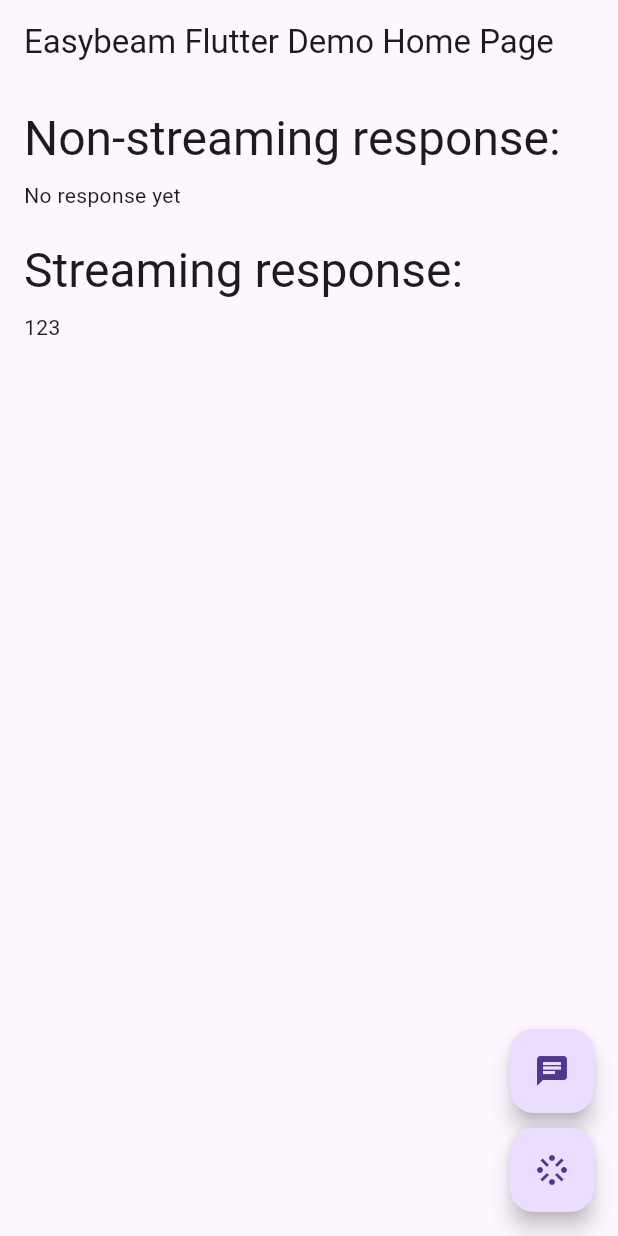
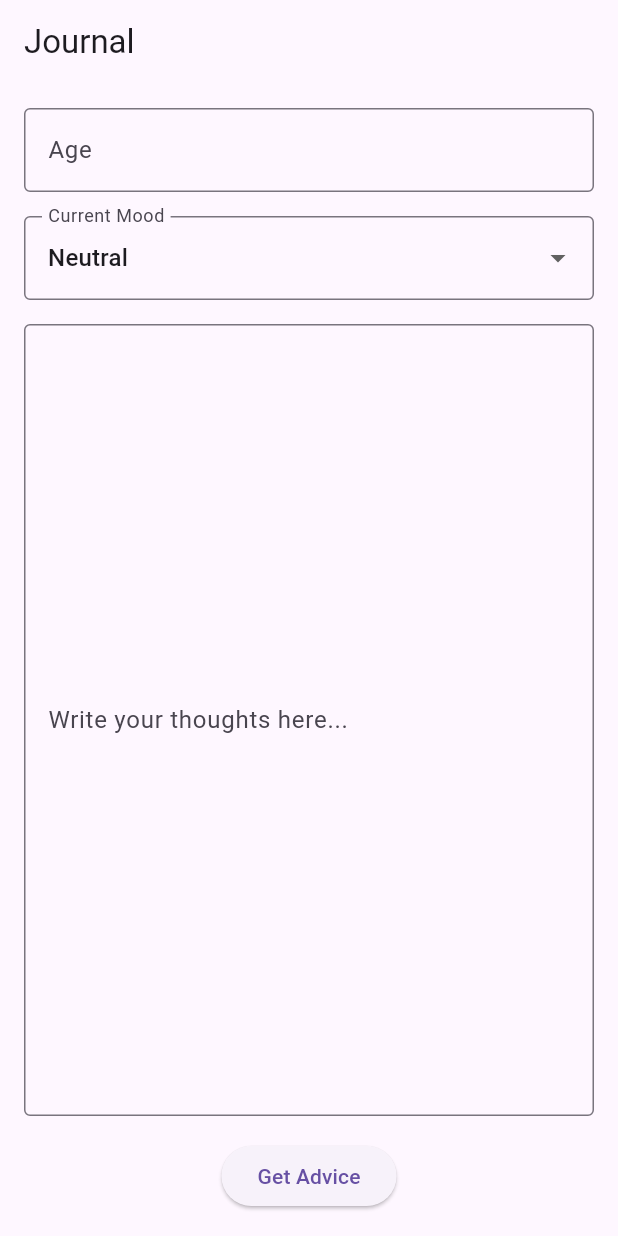
Before and after one commit to easybeamai/easybeam_flutter, a Flutter app: the screen it shows after launch, on a phone screen of 412 x 824 dp. Run offline on Flutter 3.47's test engine with Material 3 defaults, Android fonts, the phone set to English and light mode, and no system bars; our stand-ins replace flutter_dotenv; missing offline and left inert: fetch_client.

Commit message:
Add therapy example

```diff
--- a/example/lib/main.dart
+++ b/example/lib/main.dart
@@ -4,91 +4,166 @@ import 'package:flutter_dotenv/flutter_dotenv.dart';
 
 Future<void> main() async {
   await dotenv.load(fileName: ".env");
-  runApp(MyApp());
+  runApp(const MyApp());
 }
 
 class MyApp extends StatelessWidget {
+  const MyApp({Key? key}) : super(key: key);
+
   @override
   Widget build(BuildContext context) {
     return MaterialApp(
-      title: 'Easybeam Flutter Demo',
+      title: 'Mental Health App',
       theme: ThemeData(
-        primarySwatch: Colors.blue,
+        primarySwatch: Colors.green,
       ),
-      home: MyHomePage(title: 'Easybeam Flutter Demo Home Page'),
+      home: const JournalPage(),
     );
   }
 }
 
-class MyHomePage extends StatefulWidget {
-  MyHomePage({Key? key, required this.title}) : super(key: key);
-
-  final String title;
+class JournalPage extends StatefulWidget {
+  const JournalPage({Key? key}) : super(key: key);
 
   @override
-  _MyHomePageState createState() => _MyHomePageState();
+  _JournalPageState createState() => _JournalPageState();
 }
 
-class _MyHomePageState extends State<MyHomePage> {
+class _JournalPageState extends State<JournalPage> {
+  final TextEditingController _journalController = TextEditingController();
+  final TextEditingController _ageController = TextEditingController();
+  String _selectedMood = 'Neutral';
+  final List<String> _moodOptions = [
+    'Happy',
+    'Excited',
+    'Neutral',
+    'Sad',
+    'Angry',
+    'Anxious'
+  ];
+
+  @override
+  Widget build(BuildContext context) {
+    return Scaffold(
+      appBar: AppBar(
+        title: const Text('Journal'),
+      ),
+      body: Padding(
+        padding: const EdgeInsets.all(16.0),
+        child: Column(
+          crossAxisAlignment: CrossAxisAlignment.start,
+          children: [
+            TextField(
+              controller: _ageController,
+              keyboardType: TextInputType.number,
+              decoration: const InputDecoration(
+                labelText: 'Age',
+                border: OutlineInputBorder(),
+              ),
+            ),
+            const SizedBox(height: 16),
+            DropdownButtonFormField<String>(
+              value: _selectedMood,
+              onChanged: (String? newValue) {
+                setState(() {
+                  _selectedMood = newValue!;
+                });
+              },
+              items: _moodOptions.map<DropdownMenuItem<String>>((String value) {
+                return DropdownMenuItem<String>(
+                  value: value,
+                  child: Text(value),
+                );
+              }).toList(),
+              decoration: const InputDecoration(
+                labelText: 'Current Mood',
+                border: OutlineInputBorder(),
+              ),
+            ),
+            const SizedBox(height: 16),
+            Expanded(
+              child: TextField(
+                controller: _journalController,
+                maxLines: null,
+                expands: true,
+                decoration: const InputDecoration(
+                  hintText: 'Write your thoughts here...',
+                  border: OutlineInputBorder(),
+                ),
+              ),
+            ),
+            const SizedBox(height: 16),
+            Center(
+              child: ElevatedButton(
+                onPressed: () {
+                  Navigator.push(
+                    context,
+                    MaterialPageRoute(
+                      builder: (context) => AdvicePage(
+                        journalEntry: _journalController.text,
+                        age: _ageController.text,
+                        mood: _selectedMood,
+                      ),
+                    ),
+                  );
+                },
+                child: const Text('Get Advice'),
+              ),
+            ),
+          ],
+        ),
+      ),
+    );
+  }
+}
+
+class AdvicePage extends StatefulWidget {
+  final String journalEntry;
+  final String age;
+  final String mood;
+
+  const AdvicePage({
+    Key? key,
+    required this.journalEntry,
+    required this.age,
+    required this.mood,
+  }) : super(key: key);
+
+  @override
+  _AdvicePageState createState() => _AdvicePageState();
+}
+
+class _AdvicePageState extends State<AdvicePage> {
   late final Easybeam easybeam;
-  String _response = 'No response yet';
-  String _streamingResponse = '123';
+  String _streamingResponse = '';
   bool _isStreaming = false;
 
   @override
   void initState() {
     super.initState();
-    final apiToken = dotenv.env['EASYBEAM_API_TOKEN'] ?? 'default_token';
+    final apiToken = dotenv.env['EASYBEAM_API_TOKEN']!;
     easybeam = Easybeam(EasyBeamConfig(token: apiToken));
+    _streamAdvice();
   }
 
-  void _getPortalResponse() async {
-    try {
-      final portalId = dotenv.env['EASYBEAM_PORTAL_ID'] ?? 'default_portal_id';
-      final portalResponse = await easybeam.getPortal(
-        portalId: portalId,
-        userId: 'example-user-id',
-        filledVariables: {'animal': 'cat'},
-        messages: [
-          ChatMessage(
-            content: 'Tell me a story about a cat.',
-            role: ChatRole.USER,
-            createdAt: ChatMessage.getCurrentTimestamp(),
-            id: '1',
-          ),
-        ],
-      );
-
+  void _streamAdvice() async {
     setState(() {
-        _response = portalResponse.newMessage.content;
-      });
-    } catch (e) {
-      setState(() {
-        _response = 'Error: $e';
-      });
-    }
-  }
-
-  void _streamPortalResponse() async {
-    setState(() {
-      _isStreaming = false;
+      _isStreaming = true;
       _streamingResponse = '';
     });
 
     try {
-      final portalId = dotenv.env['EASYBEAM_PORTAL_ID'] ?? 'default_portal_id';
-      easybeam.streamPortal(
-        portalId: portalId,
+      final workflowId = dotenv.env['EASYBEAM_WORKFLOW_ID']!;
+      easybeam.streamWorkflow(
+        workflowId: workflowId,
         userId: 'example-user-id',
-        filledVariables: {'animal': 'cat'},
-        messages: [
-          ChatMessage(
-            content: 'Tell me a story about a cat',
-            role: ChatRole.USER,
-            createdAt: ChatMessage.getCurrentTimestamp(),
-            id: '1',
-          ),
-        ],
+        filledVariables: {
+          "age": widget.age,
+          "userlocation": "germany",
+          "journal": widget.journalEntry,
+          "mood": widget.mood
+        },
+        messages: [],
         onNewResponse: (PortalResponse response) {
           setState(() {
             _streamingResponse = response.newMessage.content;
@@ -118,58 +193,37 @@ class _MyHomePageState extends State<MyHomePage> {
   Widget build(BuildContext context) {
     return Scaffold(
       appBar: AppBar(
-        title: Text(widget.title),
+        title: const Text('Advice'),
+        actions: [
+          IconButton(
+            icon: const Icon(Icons.refresh),
+            onPressed: _streamAdvice,
+            tooltip: 'Reset',
           ),
-      body: Column(
-        children: <Widget>[
-          Expanded(
-            child: SingleChildScrollView(
-              child: Padding(
+        ],
+      ),
+      body: Padding(
         padding: const EdgeInsets.all(16.0),
         child: Column(
           crossAxisAlignment: CrossAxisAlignment.start,
-                  children: <Widget>[
+          children: [
             Text(
-                      'Non-streaming response:',
-                      style: Theme.of(context).textTheme.headlineLarge,
+              'Advice:',
+              style: Theme.of(context).textTheme.headlineSmall,
             ),
-                    SizedBox(height: 8),
-                    Text(_response),
-                    SizedBox(height: 20),
-                    Text(
-                      'Streaming response:',
-                      style: Theme.of(context).textTheme.headlineLarge,
-                    ),
-                    SizedBox(height: 8),
-                    Text(_streamingResponse),
-                  ],
-                ),
-              ),
+            const SizedBox(height: 8),
+            Expanded(
+              child: SingleChildScrollView(
+                child: Text(_streamingResponse),
               ),
             ),
             if (_isStreaming)
-            Padding(
-              padding: const EdgeInsets.all(8.0),
+              const Padding(
+                padding: EdgeInsets.symmetric(vertical: 8.0),
                 child: LinearProgressIndicator(),
               ),
           ],
         ),
-      floatingActionButton: Column(
-        mainAxisAlignment: MainAxisAlignment.end,
-        children: [
-          FloatingActionButton(
-            onPressed: _getPortalResponse,
-            tooltip: 'Get Response',
-            child: Icon(Icons.chat),
-          ),
-          SizedBox(height: 10),
-          FloatingActionButton(
-            onPressed: _isStreaming ? null : _streamPortalResponse,
-            tooltip: 'Stream Response',
-            child: Icon(Icons.stream),
-            backgroundColor: _isStreaming ? Colors.grey : null,
-          ),
-        ],
       ),
     );
   }
--- a/example/pubspec.yaml
+++ b/example/pubspec.yaml
@@ -11,8 +11,7 @@ environment:
 dependencies:
   flutter:
     sdk: flutter
-  easybeam_flutter:
-    path: ../
+  easybeam_flutter: ^1.0.0
   cupertino_icons: ^1.0.2
   flutter_dotenv: ^5.0.2 # Add this line
 
```
Also changed, not shown: example/pubspec.lock, 3 other files. Lines whose indentation alone changed are shown as unchanged.
